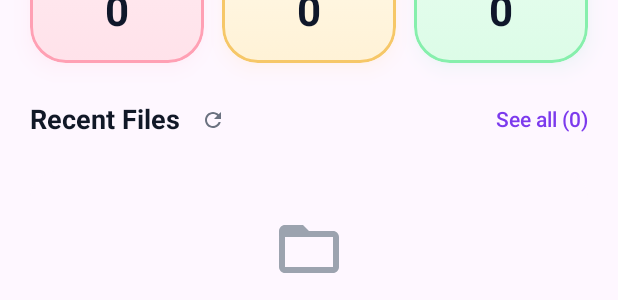
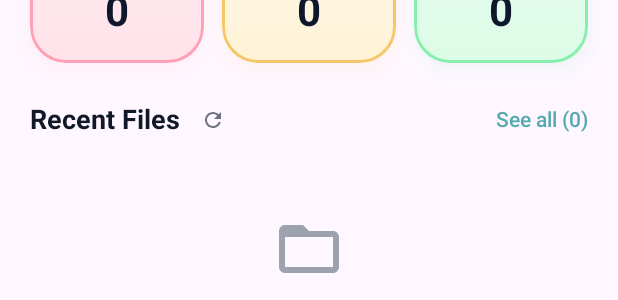
Before and after one commit to kishoreraja437-cyber/intellifile, an Android app built with Jetpack Compose: the @Preview function HomeScreenPreview, on a phone screen of 412 x 824 dp. Shown: the part 441-741 px from the top of the screen. Run offline under Robolectric (Android 15) with nearby library versions, the phone set to English and light mode, and no system bars; 1 statement that could not run was skipped.

Commit message:
little changes

```diff
--- a/app/src/main/java/com/simats/intellifile/ui/home/HomeScreen.kt
+++ b/app/src/main/java/com/simats/intellifile/ui/home/HomeScreen.kt
@@ -765,7 +765,7 @@ fun HomeScreen(
 
                         fontWeight = FontWeight.SemiBold,
 
-                        color = Color(0xFF7C3AED),
+                        color = Color(0xFF55A9AF),
 
                         modifier = Modifier.clickable { onSeeAllClick() }
 
```
